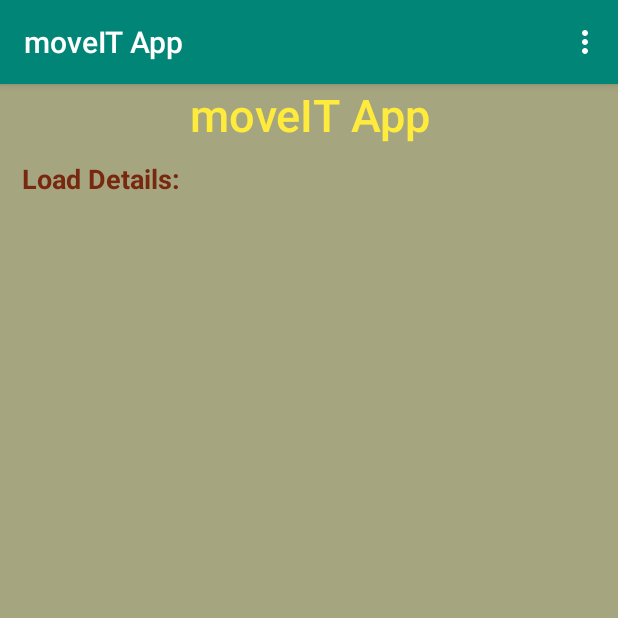
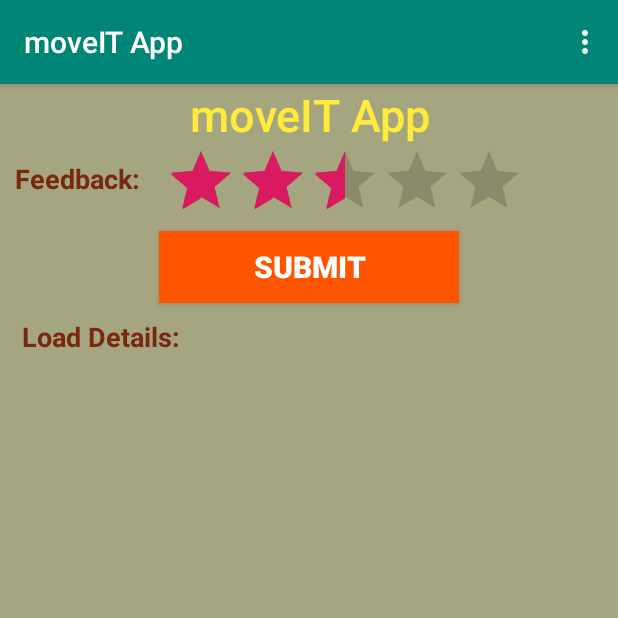
Before and after one commit to COMP313-Group4/COMP313-Team4-MoveITApp, an Android app: the CustomerLoadDetailsActivity screen opened directly, with no data from a screen before it, on a phone screen of 412 x 824 dp, the top half of it. Run offline under Robolectric (Android 15) with nearby library versions, the phone set to English and light mode, and no system bars; our stand-ins replace Firebase (no records; nobody signed in at launch, a user with empty details on screens opened directly); 1 statement that could not run was skipped.

Commit message:
customer feedback feature

```diff
--- a/app/src/main/java/com/example/moveitapp/CustomerLoadDetailsActivity.java
+++ b/app/src/main/java/com/example/moveitapp/CustomerLoadDetailsActivity.java
@@ -9,11 +9,15 @@ import android.util.Log;
 import android.view.Menu;
 import android.view.MenuInflater;
 import android.view.MenuItem;
+import android.view.View;
 import android.widget.ArrayAdapter;
+import android.widget.Button;
 import android.widget.ListView;
 import android.widget.Toast;
 
 import com.google.android.gms.tasks.OnCompleteListener;
+import com.google.android.gms.tasks.OnFailureListener;
+import com.google.android.gms.tasks.OnSuccessListener;
 import com.google.android.gms.tasks.Task;
 import com.google.firebase.auth.AuthResult;
 import com.google.firebase.auth.FirebaseAuth;
@@ -26,12 +30,19 @@ import com.google.firebase.firestore.QueryDocumentSnapshot;
 import com.google.firebase.firestore.QuerySnapshot;
 
 import java.util.ArrayList;
+import java.util.Calendar;
+import java.util.Date;
+import java.util.HashMap;
 import java.util.List;
 import java.util.Map;
 
+import android.widget.RatingBar;
+
 public class CustomerLoadDetailsActivity extends AppCompatActivity {
     public static final String TAG = "TAG";
-    String email, password, name, userID, loadDate;
+    String email, password, name, userID, loadDate, loadID, driverID;
+
+
 
     FirebaseAuth firebaseAuth;
     FirebaseFirestore firestore;
@@ -45,6 +56,10 @@ public class CustomerLoadDetailsActivity extends AppCompatActivity {
     protected void onCreate(Bundle savedInstanceState) {
         super.onCreate(savedInstanceState);
         setContentView(R.layout.activity_customer_load_details);
+
+        final RatingBar ratingBar = (RatingBar) findViewById(R.id.ratingBar);
+        Button submitRating = (Button) findViewById(R.id.btn_submitRating);
+
 
         lvDetails = (ListView) findViewById(R.id.lv_details);
         lvColumns=(ListView) findViewById(R.id.lv_columns);
@@ -67,6 +82,9 @@ public class CustomerLoadDetailsActivity extends AppCompatActivity {
         firestore.setFirestoreSettings(settings);
         FirebaseUser user = firebaseAuth.getCurrentUser();
 
+
+
+
         if(firebaseAuth.getCurrentUser() != null)
         {
             //List<String> loadDetails = new ArrayList<String>();
@@ -84,6 +102,7 @@ public class CustomerLoadDetailsActivity extends AppCompatActivity {
 
                                 for (QueryDocumentSnapshot document : task.getResult()) {
                                     loadDetails.add(document.getId());
+                                    loadID = document.getId().toString();
                                     loadColumns.add("Load ID: ");
                                     loadDetails.add(document.getString("Status"));
                                     loadColumns.add("Status: ");
@@ -98,6 +117,7 @@ public class CustomerLoadDetailsActivity extends AppCompatActivity {
                                     loadColumns.add("Destination: ");
                                     loadDetails.add(document.getString("Driver ID"));
                                     loadColumns.add("Driver ID: ");
+                                    driverID= document.getString("Driver ID");
                                     loadDetails.add(document.getString("Pickup"));
                                     loadColumns.add("Pickup:");
                                     loadDetails.add(document.getString("Driver Location"));
@@ -123,6 +143,39 @@ public class CustomerLoadDetailsActivity extends AppCompatActivity {
                     });
         }
 
+        // perform click event on button
+        submitRating.setOnClickListener(new View.OnClickListener() {
+            @Override
+            public void onClick(View v) {
+                // get values and then displayed in a toast
+                String totalStars = "Total Stars:: " + ratingBar.getNumStars();
+                String rating = "Your Rating: " + ratingBar.getRating();
+                Toast.makeText(getApplicationContext(), totalStars + "\n" + rating, Toast.LENGTH_LONG).show();
+
+                // submitting the rating object to database
+                DocumentReference documentReference = firestore.collection("Ratings").document(loadID);
+                Map<String, Object> loadRating = new HashMap<>();
+                loadRating.put("Customer ID", userID);
+                loadRating.put("Load ID", loadID );
+                loadRating.put("Driver ID", driverID);
+                loadRating.put("Rating", rating);
+                loadRating.put("Rating Date", Calendar.getInstance().getTime());
+
+
+                documentReference.set(loadRating).addOnSuccessListener(new OnSuccessListener<Void>() {
+                    @Override
+                    public void onSuccess(Void aVoid) {
+                        Log.d(TAG, "onSuccess: Rating successfully filled for "+ userID  );
+                    }
+                }).addOnFailureListener(new OnFailureListener() {
+                    @Override
+                    public void onFailure(@NonNull Exception e) {
+                        Log.d(TAG, "onFailure: "+ e.toString());
+                    }
+                });
+            }
+        });
+
     }
 
 
--- a/app/src/main/java/com/example/moveitapp/DriverRegisterActivity.java
+++ b/app/src/main/java/com/example/moveitapp/DriverRegisterActivity.java
@@ -130,6 +130,8 @@ public class DriverRegisterActivity extends AppCompatActivity {
                             user.put("Password", password);
                             user.put("Vehicle Type", vehicle);
                             user.put("License Plate", licensePlate);
+                            user.put("Latitude", "");
+                            user.put("Longitude", "");
                             documentReference.set(user).addOnSuccessListener(new OnSuccessListener<Void>() {
                                 @Override
                                 public void onSuccess(Void aVoid) {
--- a/app/src/main/res/layout/activity_customer_load_details.xml
+++ b/app/src/main/res/layout/activity_customer_load_details.xml
@@ -23,6 +23,38 @@
         android:text="moveIT App"
         android:layout_gravity="center_horizontal" />
 
+
+    <LinearLayout
+        android:layout_width="match_parent"
+        android:layout_height="wrap_content"
+        android:orientation="horizontal">
+        <TextView
+            android:layout_width="100dp"
+            android:layout_height="40dp"
+            android:layout_marginTop="10dp"
+            android:layout_marginLeft="10dp"
+            android:textColor="#792810"
+            android:textSize="18sp"
+            android:textStyle="bold"
+            android:text="Feedback:" />
+        <RatingBar
+            android:id="@+id/ratingBar"
+            android:layout_width="wrap_content"
+            android:layout_height="wrap_content"
+            android:rating="2.5" /> <!-- default rating-->
+
+    </LinearLayout>
+    <Button
+        android:id="@+id/btn_submitRating"
+        android:layout_width="200dp"
+        android:layout_height="wrap_content"
+        android:layout_centerInParent="true"
+        android:background="#f50"
+        android:padding="10dp"
+        android:text="Submit"
+        android:textColor="#fff"
+        android:textSize="20sp"
+        android:textStyle="bold" />
     <TextView
         android:layout_width="match_parent"
         android:layout_height="40dp"
@@ -44,6 +76,10 @@
         android:id="@+id/lv_details"
         android:layout_width="150dp"
         android:layout_height="wrap_content" />
+
 </LinearLayout>
 
+
+
+
 </LinearLayout>
```
Also changed, not shown: app/src/main/java/com/example/moveitapp/DriverLoginActivity.java (+14 -0 lines).
